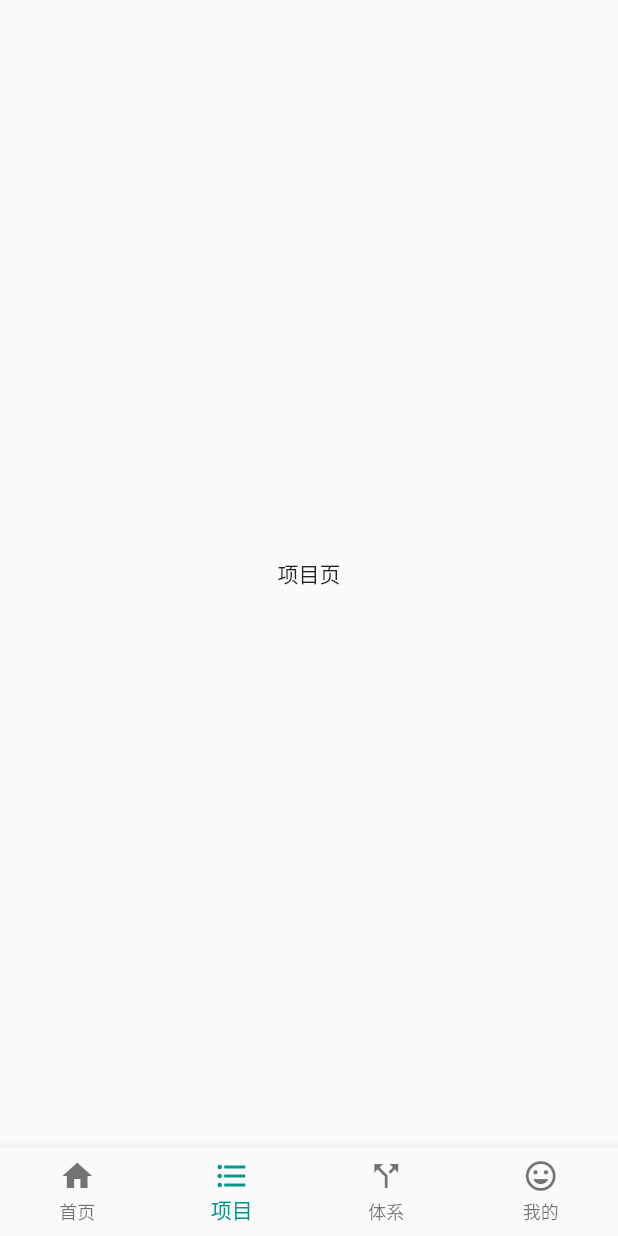
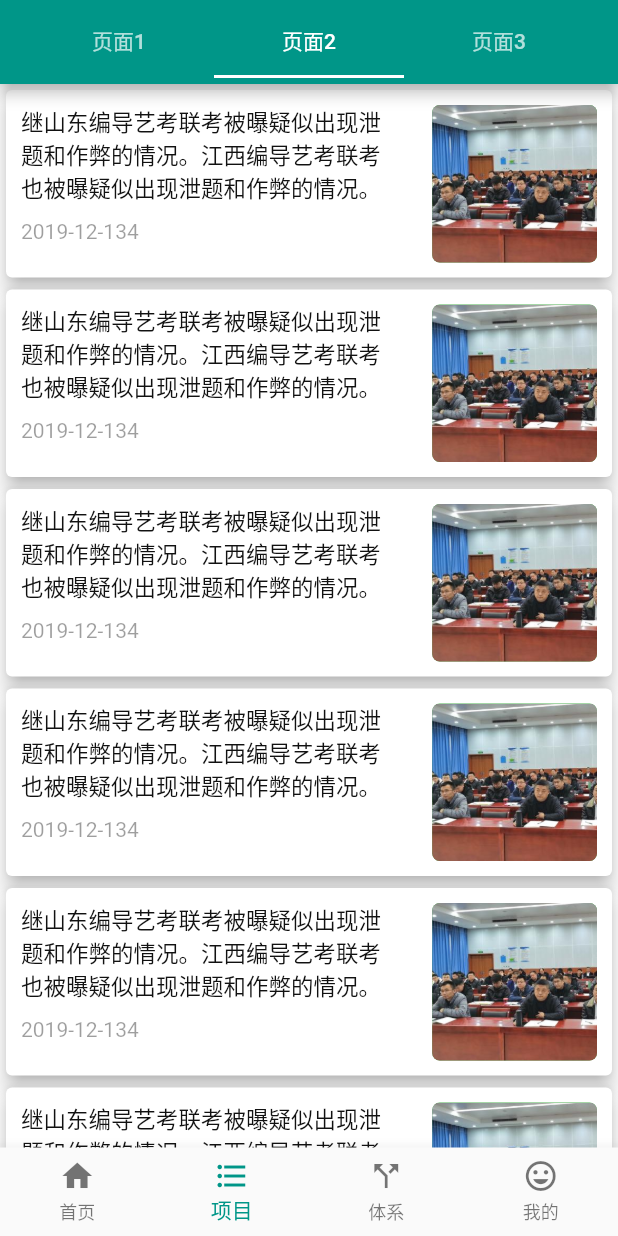
Before and after one commit to huajian123/bceet, a Flutter app: the screen it shows after launch, item 2 of the bottom bar chosen, on a phone screen of 412 x 824 dp. Run offline on Flutter 3.47's test engine with Material 2 defaults, Android fonts, the phone set to English and light mode, and no system bars; our stand-ins replace fluro, flutter_screenutil, flutter_swiper; statements that could not run were skipped.

Commit message:
添加列表页

```diff
--- a/lib/pages/project_page/project_page.dart
+++ b/lib/pages/project_page/project_page.dart
@@ -1,10 +1,162 @@
+import 'package:bceet/pages/home_page/home.dart';
 import 'package:flutter/material.dart';
+import 'package:flutter_screenutil/flutter_screenutil.dart';
 
-class ProjectPage extends StatelessWidget {
+class ProjectPage extends StatefulWidget {
+  @override
+  _ProjectPageState createState() => _ProjectPageState();
+}
+
+class _ProjectPageState extends State<ProjectPage>
+    with TickerProviderStateMixin {
+  TabController _controller;
+
+  @override
+  void initState() {
+    super.initState();
+    _controller = TabController(length: 3, vsync: this, initialIndex: 1);
+  }
+
   @override
   Widget build(BuildContext context) {
     return Scaffold(
-      body: Center(child: Text('项目页'),),
+      appBar: AppBar(
+        title: TabBar(
+          tabs: <Widget>[
+            Tab(
+              child: Text("页面1"),
+            ),
+            Tab(
+              child: Text("页面2"),
+            ),
+            Tab(
+              child: Text("页面3"),
+            ),
+          ],
+          controller: _controller,
+        ),
+      ),
+      body: TabBarView(
+        children: <Widget>[
+          ListView(
+            children: <Widget>[
+              NewsItem(),
+              NewsItem(),
+              NewsItem(),
+              NewsItem(),
+              NewsItem(),
+            ],
+          ),
+          ListView(
+            children: <Widget>[
+              NewsItem(),
+              NewsItem(),
+              NewsItem(),
+              NewsItem(),
+              NewsItem(),
+              NewsItem(),
+              NewsItem(),
+              NewsItem(),
+              NewsItem(),
+            ],
+          ),
+          ListView(
+            children: <Widget>[
+              NewsItem(),
+              NewsItem(),
+              NewsItem(),
+              NewsItem(),
+              NewsItem(),
+            ],
+          ),
+        ],
+        controller: _controller,
+      ),
     );
   }
 }
+
+class NewsItem extends StatelessWidget {
+  @override
+  Widget build(BuildContext context) {
+    return Column(
+      children: <Widget>[
+        Card(
+          elevation: 5.0,
+          child: Row(
+            crossAxisAlignment: CrossAxisAlignment.start,
+            children: <Widget>[
+              Expanded(
+                child: Padding(
+                  padding: EdgeInsets.all(10.0),
+                  child: Column(
+                    crossAxisAlignment: CrossAxisAlignment.start,
+                    children: <Widget>[
+                      Text(
+                        '继山东编导艺考联考被曝疑似出现泄题和作弊的情况。江西编导艺考联考也被曝疑似出现泄题和作弊的情况。',
+                        style: TextStyle(
+                          fontSize: 15.0,
+                          color: Color(0xff111111),
+                        ),
+                        maxLines: 3,
+                        overflow: TextOverflow.ellipsis,
+                      ),
+                      SizedBox(
+                        height: 10.0,
+                      ),
+                      Text(
+                        '2019-12-134',
+                        textAlign: TextAlign.left,
+                        style: TextStyle(color: Colors.black38),
+                      )
+                    ],
+                  ),
+                ),
+              ),
+              SizedBox(
+                width: 10.0,
+              ),
+              Container(
+                height: ScreenUtil().setHeight(170.0),
+                width: ScreenUtil().setWidth(200.0),
+                margin: EdgeInsets.all(10.0),
+                decoration: BoxDecoration(
+                    color: Colors.green,
+                    borderRadius: BorderRadius.circular(5.0),
+                    image: DecorationImage(
+                        image: AssetImage("static/images/news1.jpeg"),
+                        fit: BoxFit.cover)),
+              ),
+            ],
+          ),
+        ),
+      ],
+    );
+  }
+}
+
+class NewsList extends StatelessWidget {
+  @override
+  Widget build(BuildContext context) {
+    return Expanded(
+      child: ListView(
+        shrinkWrap: true,
+        padding: const EdgeInsets.all(10.0),
+        children: <Widget>[
+          NewsItem(),
+          NewsItem(),
+          NewsItem(),
+          NewsItem(),
+          NewsItem(),
+          NewsItem(),
+          NewsItem(),
+          NewsItem(),
+          NewsItem(),
+          NewsItem(),
+          NewsItem(),
+          NewsItem(),
+        ],
+      ),
+    );
+  }
+}
```
